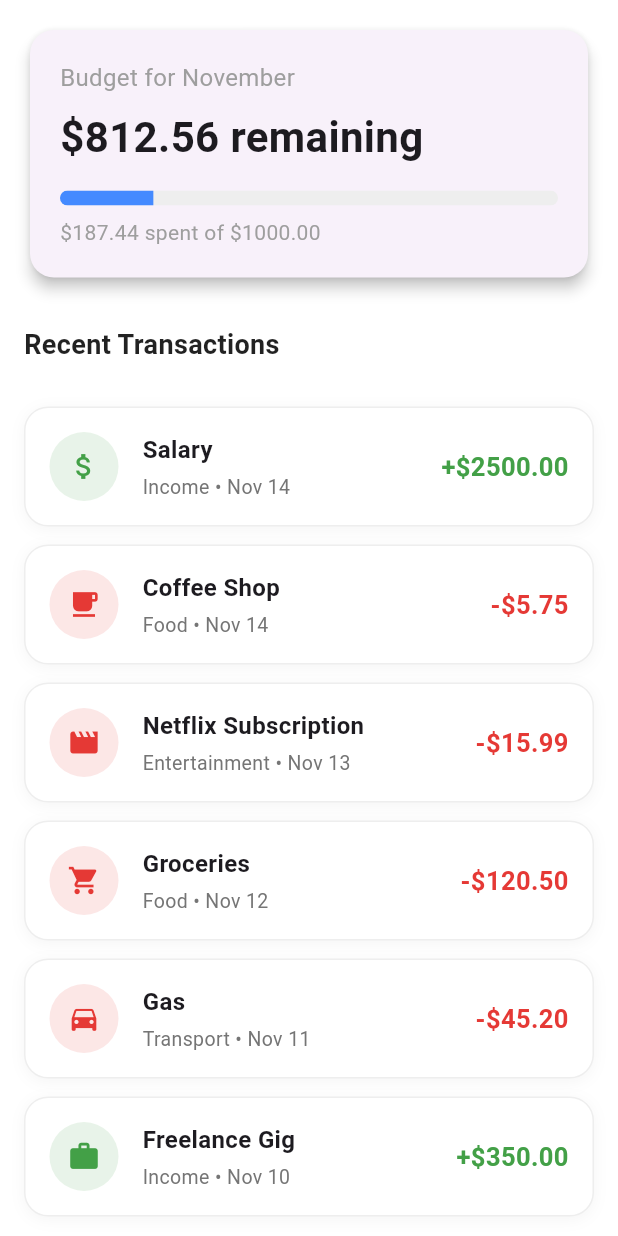
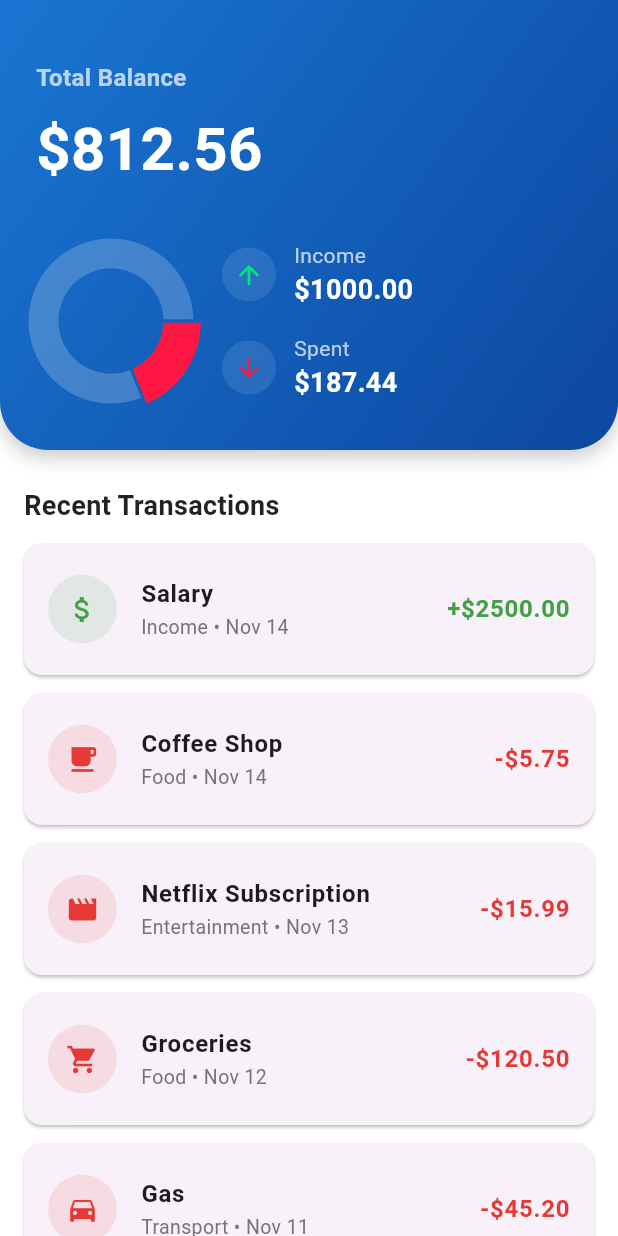
Before and after one commit to XyrelTenz/Budget-Tracker-System, a Flutter app: the TransactionScreen screen opened directly, on a phone screen of 412 x 824 dp. Run offline on Flutter 3.47's test engine with Material 3 defaults, Android fonts, the phone set to English and light mode, and no system bars; drawn by our look-alikes of fl_chart.

Commit message:
New Charts

```diff
--- a/lib/screen/transaction_screen.dart
+++ b/lib/screen/transaction_screen.dart
@@ -1,4 +1,4 @@
-import 'package:flutter/material.dart';
+import "package:flutter/material.dart";
 import 'package:budget_tracker/data/mock_data.dart';
 import "package:budget_tracker/widget/summary_card_widget.dart";
 import "package:budget_tracker/widget/transaction_list_widget.dart";
@@ -14,29 +14,12 @@ class TransactionScreen extends StatelessWidget {
         child: Column(
           crossAxisAlignment: CrossAxisAlignment.stretch,
           children: [
-            const SummaryCard(),
-
-            const Padding(
-              padding: EdgeInsets.symmetric(horizontal: 16.0, vertical: 12.0),
-              child: Text(
-                "Recent Transactions",
-                style: TextStyle(
-                  fontSize: 18,
-                  fontWeight: FontWeight.bold,
-                  color: Colors.black87,
-                ),
-              ),
-            ),
-
+            const SummaryCard(), // This will be our new header
+            // Expanded list
             Expanded(child: TransactionList(transactions: mockTransactions)),
           ],
         ),
       ),
-      // floatingActionButton: FloatingActionButton(
-      //   onPressed: () {},
-      //   backgroundColor: Theme.of(context).colorScheme.primary,
-      //   child: Icon(Icons.add, color: Theme.of(context).colorScheme.onPrimary),
-      // ),
     );
   }
 }
--- a/lib/widget/summary_card_widget.dart
+++ b/lib/widget/summary_card_widget.dart
@@ -1,4 +1,5 @@
 import 'package:flutter/material.dart';
+import 'package:fl_chart/fl_chart.dart';
 
 class SummaryCard extends StatelessWidget {
   const SummaryCard({super.key});
@@ -6,50 +7,158 @@ class SummaryCard extends StatelessWidget {
   @override
   Widget build(BuildContext context) {
     double totalSpent = 187.44;
-    double monthlyBudget = 1000.00;
-    double remaining = monthlyBudget - totalSpent;
+    double monthlyIncome = 1000.00;
+    double remaining = monthlyIncome - totalSpent;
+    double spentPercent = totalSpent / monthlyIncome;
 
-    return Padding(
-      padding: const EdgeInsets.all(16.0),
-      child: Card(
-        elevation: 4.0,
-        shape: RoundedRectangleBorder(borderRadius: BorderRadius.circular(16)),
-        child: Padding(
-          padding: const EdgeInsets.all(20.0),
+    return Container(
+      padding: const EdgeInsets.fromLTRB(24, 40, 24, 32),
+      decoration: BoxDecoration(
+        color: Colors.blue.shade800,
+        gradient: LinearGradient(
+          colors: [Colors.blue.shade700, Colors.blue.shade900],
+          begin: Alignment.topLeft,
+          end: Alignment.bottomRight,
+        ),
+        borderRadius: const BorderRadius.vertical(bottom: Radius.circular(32)),
+        boxShadow: [
+          BoxShadow(
+            color: Colors.black.withOpacity(0.2),
+            blurRadius: 10,
+            offset: const Offset(0, 5),
+          ),
+        ],
+      ),
+      child: Column(
+        crossAxisAlignment: CrossAxisAlignment.start,
+        children: [
+          const Text(
+            "Total Balance",
+            style: TextStyle(
+              fontSize: 16,
+              color: Colors.white70,
+              fontWeight: FontWeight.w600,
+            ),
+          ),
+          const SizedBox(height: 8),
+          Text(
+            "\$${remaining.toStringAsFixed(2)}",
+            style: const TextStyle(
+              fontSize: 40,
+              fontWeight: FontWeight.bold,
+              color: Colors.white,
+            ),
+          ),
+          const SizedBox(height: 32),
+
+          // --- Chart and Details Row ---
+          Row(
+            children: [
+              // 1. The Donut Chart
+              SizedBox(
+                width: 100,
+                height: 100,
+                child: PieChart(
+                  PieChartData(
+                    // This makes it a donut chart
+                    centerSpaceRadius: 35,
+                    sectionsSpace: 2,
+                    // Turn off the default touch behavior
+                    pieTouchData: PieTouchData(enabled: false),
+                    // This hides the default titles
+                    sections: [
+                      // "Spent" section
+                      PieChartSectionData(
+                        value: totalSpent,
+                        color: Colors.redAccent.shade400,
+                        radius: 25,
+                        showTitle: false,
+                      ),
+                      // "Remaining" section
+                      PieChartSectionData(
+                        value: remaining,
+                        color: Colors.white.withOpacity(0.2),
+                        radius: 20,
+                        showTitle: false,
+                      ),
+                    ],
+                  ),
+                ),
+              ),
+
+              const SizedBox(width: 24),
+
+              // 2. The Income/Spent Details
+              Expanded(
+                child: Column(
+                  children: [
+                    // Helper widget for Income block
+                    _buildIncomeExpenseBlock(
+                      context,
+                      "Income",
+                      "\$${monthlyIncome.toStringAsFixed(2)}",
+                      Icons.arrow_upward,
+                      Colors.greenAccent.shade400,
+                    ),
+                    const SizedBox(height: 16),
+                    // Helper widget for Spent block
+                    _buildIncomeExpenseBlock(
+                      context,
+                      "Spent",
+                      "\$${totalSpent.toStringAsFixed(2)}",
+                      Icons.arrow_downward,
+                      Colors.redAccent.shade400,
+                    ),
+                  ],
+                ),
+              ),
+            ],
+          ),
+        ],
+      ),
+    );
+  }
+
+  // Helper widget to build the "Income" and "Spent" blocks
+  Widget _buildIncomeExpenseBlock(
+    BuildContext context,
+    String label,
+    String amount,
+    IconData icon,
+    Color iconColor,
+  ) {
+    return Row(
+      children: [
+        Container(
+          padding: const EdgeInsets.all(8),
+          decoration: BoxDecoration(
+            color: Colors.white.withOpacity(0.1),
+            shape: BoxShape.circle,
+          ),
+          child: Icon(icon, color: iconColor, size: 20),
+        ),
+        const SizedBox(width: 12),
+        Expanded(
           child: Column(
             crossAxisAlignment: CrossAxisAlignment.start,
             children: [
-              const Text(
-                "Budget for November",
-                style: TextStyle(fontSize: 16, color: Colors.grey),
+              Text(
+                label,
+                style: const TextStyle(fontSize: 14, color: Colors.white70),
               ),
-              const SizedBox(height: 8),
               Text(
-                "\$${remaining.toStringAsFixed(2)} remaining",
+                amount,
                 style: const TextStyle(
-                  fontSize: 28,
-                  fontWeight: FontWeight.bold,
+                  fontSize: 18,
+                  fontWeight: FontWeight.w600,
+                  color: Colors.white,
                 ),
-              ),
-              const SizedBox(height: 16),
-              ClipRRect(
-                borderRadius: BorderRadius.circular(8),
-                child: LinearProgressIndicator(
-                  value: totalSpent / monthlyBudget,
-                  minHeight: 10,
-                  backgroundColor: Colors.grey[200],
-                  color: Colors.blueAccent,
-                ),
-              ),
-              const SizedBox(height: 8),
-              Text(
-                "\$${totalSpent.toStringAsFixed(2)} spent of \$${monthlyBudget.toStringAsFixed(2)}",
-                style: const TextStyle(fontSize: 14, color: Colors.grey),
+                overflow: TextOverflow.ellipsis,
               ),
             ],
           ),
         ),
-      ),
+      ],
     );
   }
 }
--- a/lib/widget/transaction_list_widget.dart
+++ b/lib/widget/transaction_list_widget.dart
@@ -8,42 +8,55 @@ class TransactionList extends StatelessWidget {
 
   @override
   Widget build(BuildContext context) {
-    return ListView.separated(
-      padding: const EdgeInsets.all(16),
+    // We create a Column to hold the title AND the list
+    return Column(
+      crossAxisAlignment: CrossAxisAlignment.start,
+      children: [
+        // The title is now part of this widget
+        const Padding(
+          padding: EdgeInsets.fromLTRB(16.0, 24.0, 16.0, 12.0),
+          child: Text(
+            "Recent Transactions",
+            style: TextStyle(
+              fontSize: 18,
+              fontWeight: FontWeight.bold,
+              color: Colors.black87,
+            ),
+          ),
+        ),
+
+        // The list is now in an Expanded
+        Expanded(
+          child: ListView.builder(
+            // Use horizontal padding for the list
+            padding: const EdgeInsets.symmetric(horizontal: 16),
             itemCount: transactions.length,
-      separatorBuilder: (_, __) => const SizedBox(height: 12),
             itemBuilder: (context, index) {
               final transaction = transactions[index];
 
+              // Your logic here was already good
               final bool isExpense = transaction.amount < 0;
               final Color accentColor = isExpense
                   ? Colors.red.shade600
                   : Colors.green.shade600;
-
               final String formattedAmount =
                   "${isExpense ? '-' : '+'}\$${transaction.amount.abs().toStringAsFixed(2)}";
 
-        return InkWell(
-          borderRadius: BorderRadius.circular(16),
-          onTap: () {},
-          child: Container(
-            padding: const EdgeInsets.all(16),
-            decoration: BoxDecoration(
-              color: Colors.white,
-              borderRadius: BorderRadius.circular(16),
-              border: Border.all(color: Colors.grey.shade200, width: 1),
-              boxShadow: [
-                BoxShadow(
-                  color: Colors.grey.shade100,
-                  blurRadius: 8,
-                  offset: const Offset(0, 2),
+              // Replaced Container/Inkwell with a Card + ListTile
+              return Card(
+                elevation: 1.0,
+                margin: const EdgeInsets.only(bottom: 12.0),
+                shape: RoundedRectangleBorder(
+                  borderRadius: BorderRadius.circular(12),
                 ),
-              ],
+                child: ListTile(
+                  contentPadding: const EdgeInsets.symmetric(
+                    horizontal: 16,
+                    vertical: 8,
                   ),
-            child: Row(
-              children: [
-                // Icon Circle
-                Container(
+
+                  // LEADING: The Icon
+                  leading: Container(
                     padding: const EdgeInsets.all(12),
                     decoration: BoxDecoration(
                       color: accentColor.withOpacity(0.12),
@@ -52,46 +65,39 @@ class TransactionList extends StatelessWidget {
                     child: Icon(transaction.icon, color: accentColor, size: 22),
                   ),
 
-                const SizedBox(width: 16),
-
-                // Name + Category/Date
-                Expanded(
-                  child: Column(
-                    crossAxisAlignment: CrossAxisAlignment.start,
-                    children: [
-                      Text(
+                  // TITLE: The name
+                  title: Text(
                     transaction.name,
                     style: const TextStyle(
                       fontWeight: FontWeight.w600,
                       fontSize: 16,
                     ),
                   ),
-                      const SizedBox(height: 4),
-                      Text(
+
+                  // SUBTITLE: The category and date
+                  subtitle: Text(
                     "${transaction.category} • ${transaction.date}",
-                        style: TextStyle(
-                          color: Colors.grey.shade600,
-                          fontSize: 13,
-                        ),
-                      ),
-                    ],
-                  ),
+                    style: TextStyle(color: Colors.grey.shade600, fontSize: 13),
                   ),
 
-                // Amount
-                Text(
+                  // TRAILING: The amount
+                  trailing: Text(
                     formattedAmount,
                     style: TextStyle(
                       fontWeight: FontWeight.w700,
                       color: accentColor,
-                    fontSize: 17,
+                      fontSize: 16,
+                    ),
+                  ),
+                  onTap: () {
+                    // Handle tap
+                  },
+                ),
+              );
+            },
           ),
         ),
       ],
-            ),
-          ),
-        );
-      },
     );
   }
 }
--- a/pubspec.yaml
+++ b/pubspec.yaml
@@ -35,6 +35,7 @@ dependencies:
   # Use with the CupertinoIcons class for iOS style icons.
   cupertino_icons: ^1.0.8
   salomon_bottom_bar: ^3.3.2
+  fl_chart: ^1.1.1
 
 dev_dependencies:
   flutter_test:
```
Also changed, not shown: pubspec.lock. Lines whose indentation alone changed are shown as unchanged.
